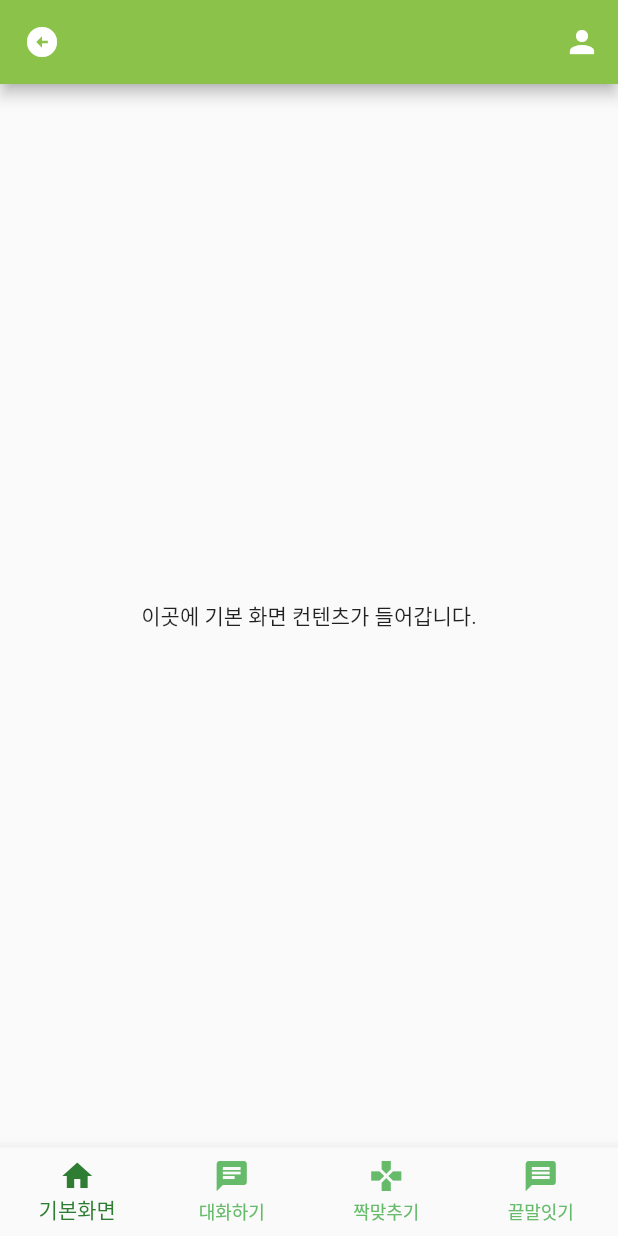
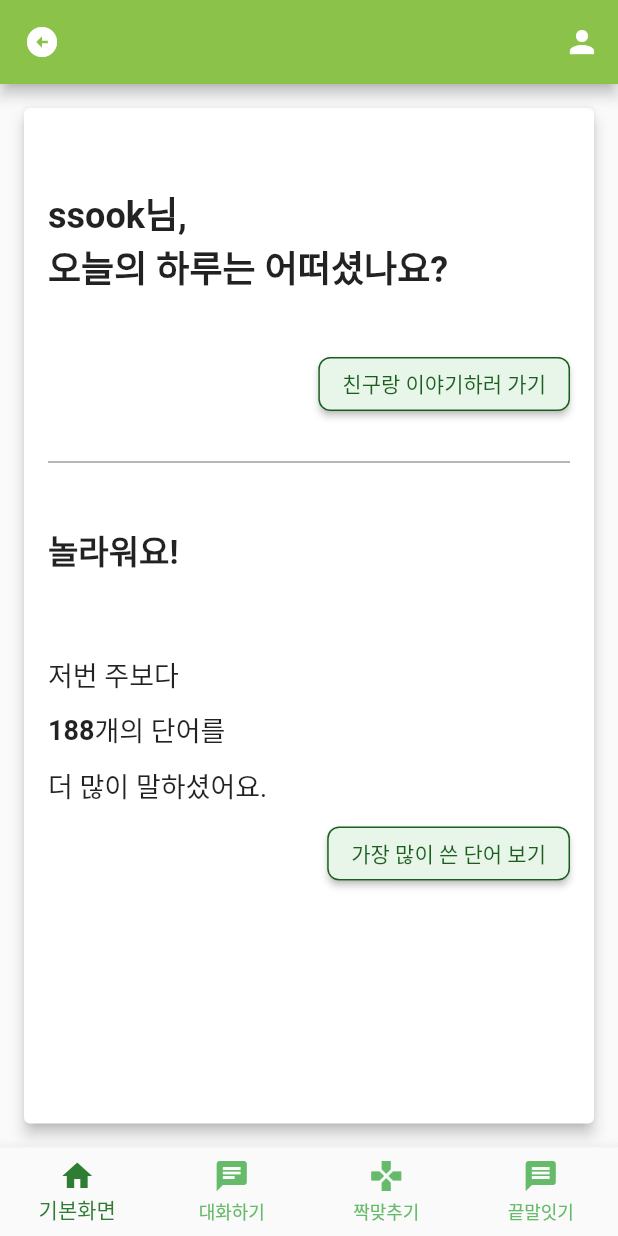
Before and after one commit to ssook1222/memory_tree, a Flutter app: the screen it shows after launch, on a phone screen of 412 x 824 dp. Run offline on Flutter 3.47's test engine with Material 2 defaults, Android fonts, the phone set to English and light mode, and no system bars.

Commit message:
UPDATE : 홈 스크린 단 페이지 수정

```diff
--- a/memory_forest_frontend/lib/screens/chat_screen.dart
+++ b/memory_forest_frontend/lib/screens/chat_screen.dart
@@ -1,6 +1,5 @@
 import 'package:flutter/material.dart';
 import 'package:memory_tree_frontend/widgets/app_bar_widget.dart';
-import 'package:memory_tree_frontend/widgets/bottom_navigation_bar.dart';
 
 class ChatScreen extends StatelessWidget {
   final int currentIndex;
--- a/memory_forest_frontend/lib/screens/home_screen.dart
+++ b/memory_forest_frontend/lib/screens/home_screen.dart
@@ -1,16 +1,15 @@
 import 'package:flutter/material.dart';
 import 'package:memory_tree_frontend/widgets/app_bar_widget.dart';
-import 'package:memory_tree_frontend/widgets/bottom_navigation_bar.dart';
+import 'package:memory_tree_frontend/widgets/custom_card.dart';
 
 class HomeScreen extends StatelessWidget {
   final int currentIndex;
-  // final void Function(int) onTap;
-  // final List<Widget> pages; // pages 매개변수 추가
+
+  final String name = 'ssook';
+  final int count = 188;
 
   HomeScreen({
     required this.currentIndex,
-    // required this.onTap,
-    // required this.pages, // pages 매개변수 추가
   });
 
   @override
@@ -23,8 +22,102 @@ class HomeScreen extends StatelessWidget {
         },
       ),
       body: Center(
-        child: Text('이곳에 기본 화면 컨텐츠가 들어갑니다.'),
-      )
+        child: Card(
+          elevation: 4,
+          margin: EdgeInsets.all(16),
+          child: Padding(
+            padding: EdgeInsets.all(16),
+            child: Column(
+              crossAxisAlignment: CrossAxisAlignment.start,
+              children: [
+                SizedBox(height: 8),
+                Text(
+                  '\n${name}님, \n오늘의 하루는 어떠셨나요?\n',
+                  style: TextStyle(fontSize: 24, fontWeight: FontWeight.bold),
+                ),
+                Row(
+                  mainAxisAlignment: MainAxisAlignment.end,
+                  children: [
+                    ElevatedButton(
+                      onPressed: () {
+                        // 친구랑 이야기하러 가기 버튼 클릭 시 동작
+                      },
+                      style: ElevatedButton.styleFrom(
+                        primary: Colors.green.shade50, // 배경 색
+                        onPrimary: Colors.green.shade900, // 텍스트 색
+                        shape: RoundedRectangleBorder(
+                          borderRadius: BorderRadius.circular(8.0), // 테두리 모양
+                        ),
+                        side: BorderSide(
+                          color: Colors.green.shade900, // 테두리 색상
+                          width: 1.0, // 테두리 선 두께
+                        ),
+                      ),
+                      child: Text('친구랑 이야기하러 가기'),
+                    ),
+                  ],
+                ),
+                SizedBox(height: 20),
+                Divider(
+                  color: Colors.grey,
+                  thickness: 1,
+                ),
+                SizedBox(height: 8),
+                Text(
+                  '\n놀라워요! \n',
+                  style: TextStyle(fontSize: 22, fontWeight: FontWeight.bold),
+                ),
+                SizedBox(height: 20), // 문장 사이 간격 추가
+                Text(
+                  '저번 주보다 ',
+                  style: TextStyle(fontSize: 18),
+                ),
+                SizedBox(height: 10), // 문장 사이 간격 추가
+                Row(
+                    children: [
+                      Text(
+                        '$count',
+                        style: TextStyle(fontSize: 18, fontWeight: FontWeight.bold),
+                      ),
+                      Text(
+                        '개의 단어를',
+                        style: TextStyle(fontSize: 18),
+                      )
+                    ]
+                ),
+                SizedBox(height: 10), // 문장 사이 간격 추가
+                Text(
+                  '더 많이 말하셨어요.',
+                  style: TextStyle(fontSize: 18),
+                ),
+                SizedBox(height: 8),
+                Row(
+                  mainAxisAlignment: MainAxisAlignment.end,
+                  children: [
+                    ElevatedButton(
+                      onPressed: () {
+                        // 가장 많이 쓴 단어 보기 버튼 클릭 시 동작
+                      },
+                      style: ElevatedButton.styleFrom(
+                        primary: Colors.green.shade50, // 배경 색
+                        onPrimary: Colors.green.shade900, // 텍스트 색
+                        shape: RoundedRectangleBorder(
+                          borderRadius: BorderRadius.circular(8.0), // 테두리 모양
+                        ),
+                        side: BorderSide(
+                          color: Colors.green.shade900, // 테두리 색상
+                          width: 1.0, // 테두리 선 두께
+                        ),
+                      ),
+                      child: Text('가장 많이 쓴 단어 보기'),
+                    ),
+                  ],
+                ),
+              ],
+            ),
+          ),
+        ),
+      ),
     );
   }
 }
--- a/memory_forest_frontend/lib/screens/matchmaking_screen.dart
+++ b/memory_forest_frontend/lib/screens/matchmaking_screen.dart
@@ -1,6 +1,5 @@
 import 'package:flutter/material.dart';
 import 'package:memory_tree_frontend/widgets/app_bar_widget.dart';
-import 'package:memory_tree_frontend/widgets/bottom_navigation_bar.dart';
 
 class MatchMakingScreen extends StatelessWidget {
   final int currentIndex;
--- a/memory_forest_frontend/lib/screens/word_game_screen.dart
+++ b/memory_forest_frontend/lib/screens/word_game_screen.dart
@@ -1,6 +1,5 @@
 import 'package:flutter/material.dart';
 import 'package:memory_tree_frontend/widgets/app_bar_widget.dart';
-import 'package:memory_tree_frontend/widgets/bottom_navigation_bar.dart';
 
 class WordGameScreen extends StatelessWidget {
   final int currentIndex;
```
Also changed, not shown: memory_forest_frontend/lib/widgets/custom_card.dart (added, +39 -0 lines).
